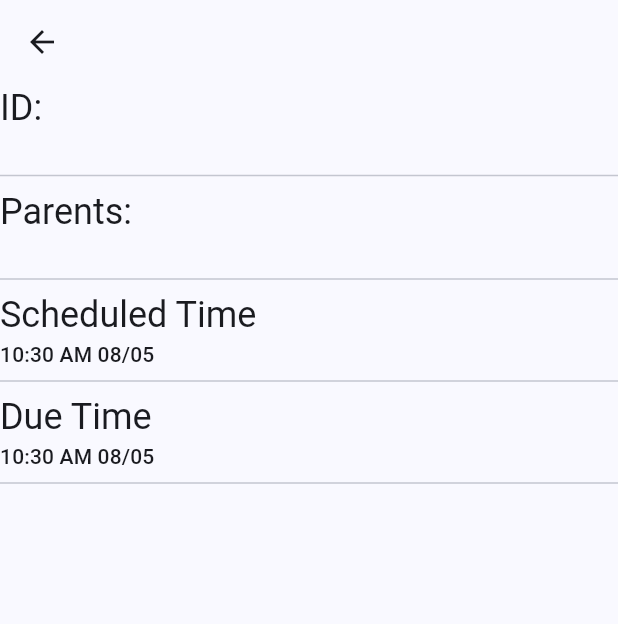
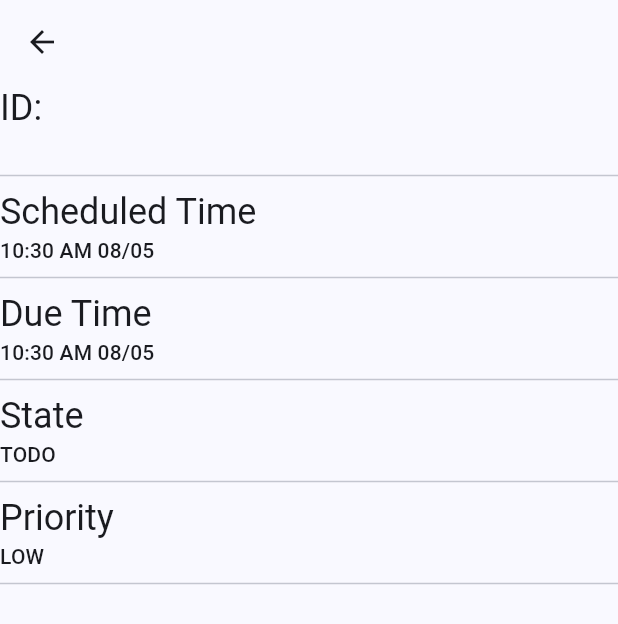
Before and after one commit to hamburg1r/NoteQuest, a Flutter app: the TodoInfo screen opened directly with empty values, on a phone screen of 412 x 824 dp. Shown: the top 624 px of the screen. Run offline on Flutter 3.47's test engine with Material 3 defaults, Android fonts, the phone set to English and light mode, and no system bars; drawn by our look-alikes of dynamic_color; our stand-ins replace flutter_advanced_drawer, flutter_keyboard_visibility, flutter_riverpod, freezed_annotation, hive_flutter, logger and 2 more; missing offline and left inert: markdown_widget; accounts and stored records are empty; generated files the repository leaves out were written again.

Commit message:
Updated todo info screen

```diff
--- a/lib/screens/todo_view.dart
+++ b/lib/screens/todo_view.dart
@@ -232,11 +232,23 @@ class TodoInfo extends StatelessWidget {
       body: ListView(
         children: [
           ...tile("ID:", todo.id),
-          ...tile("Parents:", todo.parents.join('\n')),
+          if (todo.parents.isNotEmpty)
+            ...tile("Parents:", todo.parents.join('\n')),
+          if (todo.subTasks.isNotEmpty)
+            ...tile("Parents:", todo.subTasks.join('\n')),
           if (todo.scheduledTime != null)
             ...tile("Scheduled Time", customDateFormat(todo.scheduledTime!)),
           if (todo.dueTime != null)
             ...tile("Due Time", customDateFormat(todo.dueTime!)),
+          ...tile("State", todo.state.name.toUpperCase()),
+          ...tile("Priority", todo.priority.name.toUpperCase()),
+          if (todo.hasMarkdown) ...[
+            Text(
+              "Contains markdown",
+              style: textStyle.headlineSmall,
+            ),
+            Divider()
+          ],
         ],
         // children: [
         //   // title("ID:"),
```
